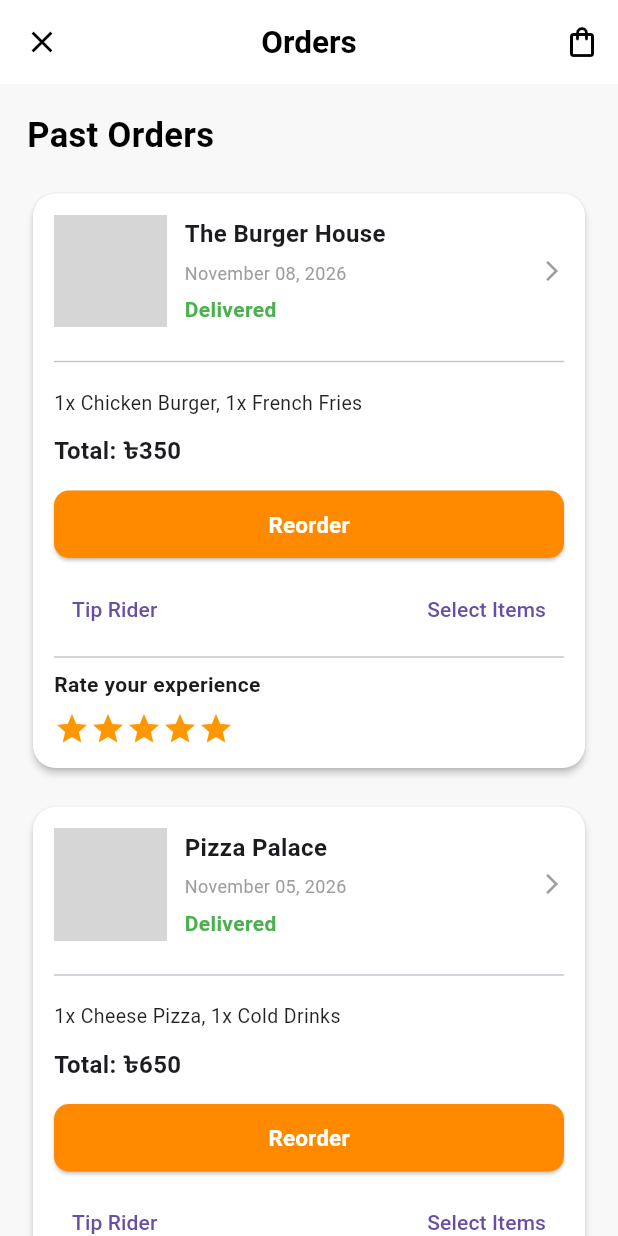
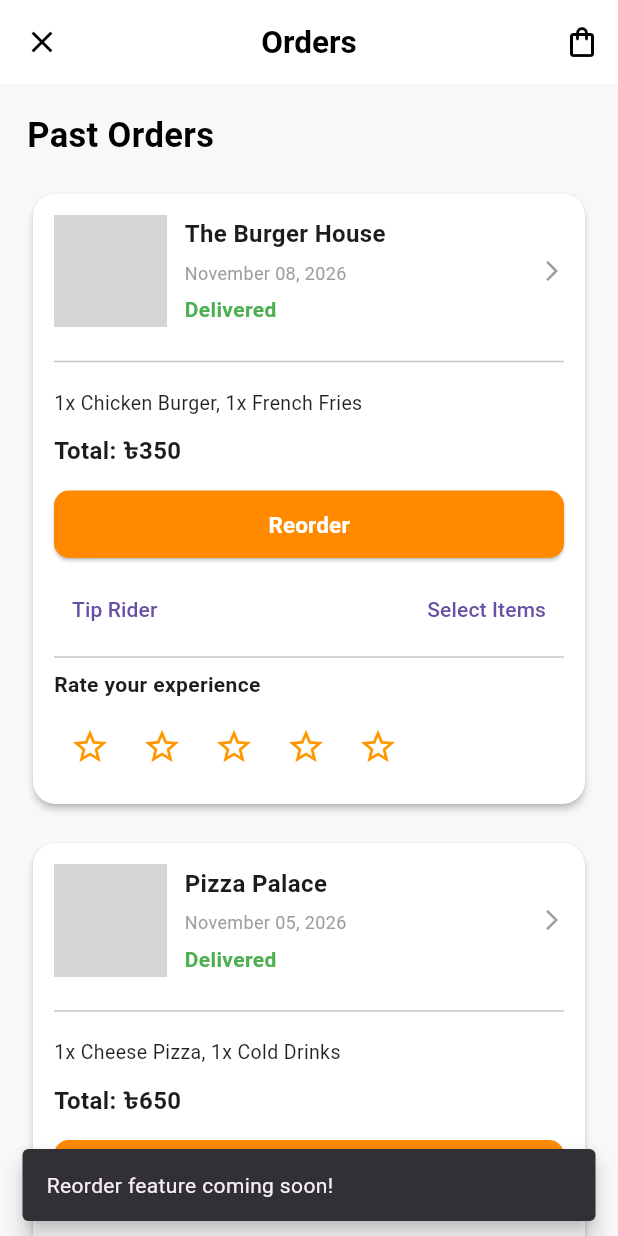
Before and after one commit to arifuldev47/Flutter_Clas_One, a Flutter app: the screen it shows after launch, after a tap on "Reorder", on a phone screen of 412 x 824 dp. Run offline on Flutter 3.47's test engine with Material 3 defaults, Android fonts, the phone set to English and light mode, and no system bars; grey boxes are pictures that could not be loaded.

Commit message:
Update orders_screen.dart

```diff
--- a/lib/screens/orders_screen.dart
+++ b/lib/screens/orders_screen.dart
@@ -1,10 +1,22 @@
 import 'package:flutter/material.dart';
+
 class OrdersScreen extends StatelessWidget {
   const OrdersScreen({super.key});
+
+  void showMessage(BuildContext context, String message) {
+    ScaffoldMessenger.of(context).showSnackBar(
+      SnackBar(
+        content: Text(message),
+        behavior: SnackBarBehavior.floating,
+      ),
+    );
+  }
+
   @override
   Widget build(BuildContext context) {
     return Scaffold(
       backgroundColor: const Color(0xFFF8F8F8),
+
       appBar: AppBar(
         backgroundColor: Colors.white,
         elevation: 0,
@@ -18,12 +30,15 @@ class OrdersScreen extends StatelessWidget {
           ),
         ),
         leading: IconButton(
-          onPressed: () {},
+          onPressed: () => Navigator.pop(context),
           icon: const Icon(Icons.close, color: Colors.black),
         ),
         actions: [
           IconButton(
-            onPressed: () {},
+            onPressed: () => showMessage(
+              context,
+              "Shopping bag clicked!",
+            ),
             icon: const Icon(
               Icons.shopping_bag_outlined,
               color: Colors.black,
@@ -31,6 +46,7 @@ class OrdersScreen extends StatelessWidget {
           ),
         ],
       ),
+
       body: SingleChildScrollView(
         padding: const EdgeInsets.all(18),
         child: Column(
@@ -44,85 +60,165 @@ class OrdersScreen extends StatelessWidget {
                 color: Colors.black,
               ),
             ),
+
             const SizedBox(height: 18),
-            orderCard(
+
+            OrderCard(
               image: 'ios/assets/images/restaurant.jpg',
               restaurant: 'The Burger House',
               date: 'November 08, 2026',
               food: '1x Chicken Burger, 1x French Fries',
               price: '৳350',
+              onReorder: () => showMessage(
+                context,
+                "Reorder feature coming soon!",
+              ),
+              onTip: () => showMessage(
+                context,
+                "Tip Rider feature coming soon!",
+              ),
+              onSelect: () => showMessage(
+                context,
+                "Select Items clicked!",
+              ),
             ),
+
             const SizedBox(height: 18),
-            orderCard(
+
+            OrderCard(
               image: 'ios/assets/images/restaurantthree.jpg.jpg',
               restaurant: 'Pizza Palace',
               date: 'November 05, 2026',
               food: '1x Cheese Pizza, 1x Cold Drinks',
               price: '৳650',
+              onReorder: () => showMessage(
+                context,
+                "Reorder feature coming soon!",
+              ),
+              onTip: () => showMessage(
+                context,
+                "Tip Rider feature coming soon!",
+              ),
+              onSelect: () => showMessage(
+                context,
+                "Select Items clicked!",
+              ),
             ),
+
             const SizedBox(height: 18),
-            orderCard(
+
+            OrderCard(
               image: 'ios/assets/images/restauranttow.jpg.jpg',
               restaurant: 'Food Garden',
               date: 'November 02, 2026',
               food: '2x Chicken Pasta, 1x Juice',
               price: '৳450',
+              onReorder: () => showMessage(
+                context,
+                "Reorder feature coming soon!",
+              ),
+              onTip: () => showMessage(
+                context,
+                "Tip Rider feature coming soon!",
+              ),
+              onSelect: () => showMessage(
+                context,
+                "Select Items clicked!",
+              ),
             ),
           ],
         ),
       ),
     );
   }
-  Widget orderCard({
-    required String image,
-    required String restaurant,
-    required String date,
-    required String food,
-    required String price,
-  }) {
+}
+
+// Reusable Order Card Widget
+
+class OrderCard extends StatefulWidget {
+  final String image;
+  final String restaurant;
+  final String date;
+  final String food;
+  final String price;
+
+  final VoidCallback onReorder;
+  final VoidCallback onTip;
+  final VoidCallback onSelect;
+
+  const OrderCard({
+    super.key,
+    required this.image,
+    required this.restaurant,
+    required this.date,
+    required this.food,
+    required this.price,
+    required this.onReorder,
+    required this.onTip,
+    required this.onSelect,
+  });
+
+  @override
+  State<OrderCard> createState() => _OrderCardState();
+}
+
+class _OrderCardState extends State<OrderCard> {
+  int selectedRating = 0;
+
+  @override
+  Widget build(BuildContext context) {
     return Card(
       color: Colors.white,
       elevation: 2,
       shape: RoundedRectangleBorder(
         borderRadius: BorderRadius.circular(15),
       ),
+
       child: Padding(
         padding: const EdgeInsets.all(14),
+
         child: Column(
           crossAxisAlignment: CrossAxisAlignment.start,
           children: [
+
             Row(
               children: [
                 ClipRRect(
                   borderRadius: BorderRadius.circular(10),
                   child: Image.asset(
-                    image,
+                    widget.image,
                     height: 75,
                     width: 75,
                     fit: BoxFit.cover,
                   ),
                 ),
+
                 const SizedBox(width: 12),
+
                 Expanded(
                   child: Column(
                     crossAxisAlignment: CrossAxisAlignment.start,
                     children: [
                       Text(
-                        restaurant,
+                        widget.restaurant,
                         style: const TextStyle(
                           fontSize: 16,
                           fontWeight: FontWeight.bold,
                         ),
                       ),
+
                       const SizedBox(height: 6),
+
                       Text(
-                        date,
+                        widget.date,
                         style: const TextStyle(
                           fontSize: 12,
                           color: Colors.grey,
                         ),
                       ),
+
                       const SizedBox(height: 6),
+
                       const Text(
                         "Delivered",
                         style: TextStyle(
@@ -133,6 +229,7 @@ class OrdersScreen extends StatelessWidget {
                     ],
                   ),
                 ),
+
                 const Icon(
                   Icons.arrow_forward_ios,
                   size: 16,
@@ -140,30 +237,36 @@ class OrdersScreen extends StatelessWidget {
                 ),
               ],
             ),
+
             const SizedBox(height: 15),
             const Divider(),
             const SizedBox(height: 10),
+
             Text(
-              food,
+              widget.food,
               style: const TextStyle(
                 fontSize: 13,
                 color: Colors.black87,
               ),
             ),
+
             const SizedBox(height: 10),
+
             Text(
-              "Total: $price",
+              "Total: ${widget.price}",
               style: const TextStyle(
                 fontSize: 16,
                 fontWeight: FontWeight.bold,
               ),
             ),
+
             const SizedBox(height: 15),
+
             SizedBox(
               width: double.infinity,
               height: 45,
               child: ElevatedButton(
-                onPressed: () {},
+                onPressed: widget.onReorder,
                 style: ElevatedButton.styleFrom(
                   backgroundColor: const Color(0xFFFF8A00),
                   foregroundColor: Colors.white,
@@ -180,21 +283,26 @@ class OrdersScreen extends StatelessWidget {
                 ),
               ),
             ),
+
             const SizedBox(height: 10),
+
             Row(
               mainAxisAlignment: MainAxisAlignment.spaceBetween,
               children: [
                 TextButton(
-                  onPressed: () {},
+                  onPressed: widget.onTip,
                   child: const Text("Tip Rider"),
                 ),
+
                 TextButton(
-                  onPressed: () {},
+                  onPressed: widget.onSelect,
                   child: const Text("Select Items"),
                 ),
               ],
             ),
+
             const Divider(),
+
             const Text(
               "Rate your experience",
               style: TextStyle(
@@ -202,17 +310,39 @@ class OrdersScreen extends StatelessWidget {
                 fontWeight: FontWeight.bold,
               ),
             ),
+
             const SizedBox(height: 8),
+
             Row(
               children: List.generate(
                 5,
-                    (index) => const Icon(
-                  Icons.star,
-                  color: Colors.orange,
-                  size: 24,
+                (index) => IconButton(
+                  padding: EdgeInsets.zero,
+                  constraints: const BoxConstraints(),
+                  onPressed: () {
+                    setState(() {
+                      selectedRating = index + 1;
+                    });
+                  },
+                  icon: Icon(
+                    index < selectedRating
+                        ? Icons.star
+                        : Icons.star_border,
+                    color: Colors.orange,
+                    size: 27,
+                  ),
                 ),
               ),
             ),
+
+            if (selectedRating > 0)
+              Text(
+                "You rated $selectedRating out of 5 stars",
+                style: const TextStyle(
+                  fontSize: 12,
+                  color: Colors.green,
+                ),
+              ),
           ],
         ),
       ),
```
